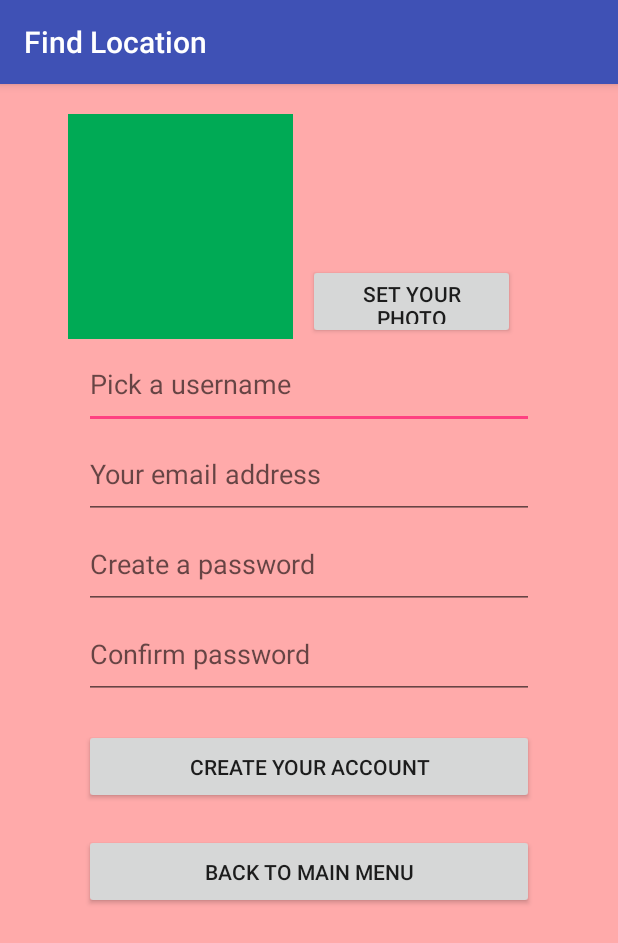
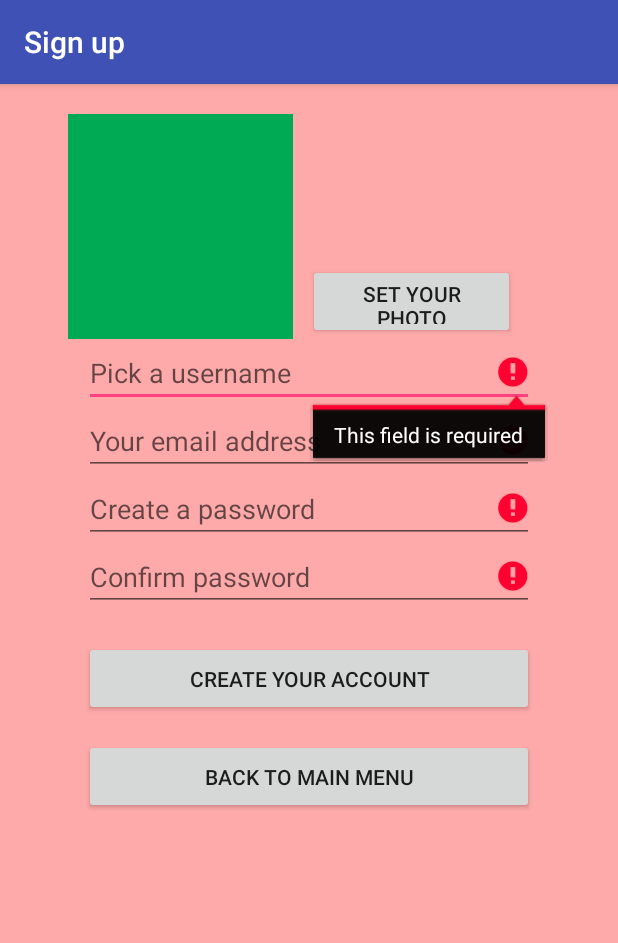
Before and after one commit to mzolnouri/LetsMeet, an Android app: the SignUp screen opened directly, with no data from a screen before it, after a tap on "CREATE YOUR ACCOUNT", on a phone screen of 412 x 824 dp. Shown: the top 943 px of the screen. Run offline under Robolectric (Android 15) with nearby library versions, the phone set to English and light mode, and no system bars.

Commit message:
Comptleter l'interface sign up

```diff
--- a/app/src/main/java/zemmahi/youssef/letsmeet/Group.java
+++ b/app/src/main/java/zemmahi/youssef/letsmeet/Groupe.java
@@ -3,17 +3,17 @@ package zemmahi.youssef.letsmeet;
 /**
  * Created by youssef on 24/02/2016.
  */
-public class Group {
+public class Groupe {
     private Integer id_=0;
     private String name_=null;
 
-    public Group()
+    public Groupe()
     {
         name_="sans";
     }
 
 
-    public Group(String nom)
+    public Groupe(String nom)
     {
         name_=nom;
         id_= nom.hashCode();
--- a/app/src/main/java/zemmahi/youssef/letsmeet/SignUp.java
+++ b/app/src/main/java/zemmahi/youssef/letsmeet/SignUp.java
@@ -1,42 +1,82 @@
 package zemmahi.youssef.letsmeet;
 
+import android.app.ProgressDialog;
 import android.content.Intent;
+import android.os.AsyncTask;
 import android.os.Bundle;
 import android.support.v7.app.AppCompatActivity;
+import android.text.TextUtils;
 import android.view.View;
 import android.widget.Button;
+import android.widget.EditText;
 import android.widget.Toast;
+
+import org.json.JSONException;
+import org.json.JSONObject;
+
+import java.util.ArrayList;
+import java.util.HashMap;
+import java.util.concurrent.ExecutionException;
 
 /**
  * Created by mahdi on 16-02-29.
  */
 public class SignUp extends AppCompatActivity {
+
+
+    // UI references.
+    private EditText mEdTxtUserName;
+    private EditText mEdTxtEmail;
+    private EditText mEdTxtPassword;
+    private EditText mEdTxtComfirmPassword;
+
+    private View mProgressView;
+    private View mLoginFormView;
+
     private Button btnCreateAccount = null;
     private Button btnBackMainMenu = null;
+
     double fCurrentLatitude = 0.0;
     double fCurrentLongitude = 0.0;
+    // Declare the fields
+    private ArrayList<HashMap<String, String>> clientData;
+    private static final String TAG_EMAIL = "email";
+    private static final String TAG_PASSWORD = "password";
+    private String repServer;
+    private JSONObject obj;
+    private static String url = "http://192.168.0.102/KWphp/Srvc_insert_new_user.php";
+    private String fUserName, fUserNameRep, fEmail, fEmailRep, fPassword, fPasswordRep, fConfirmPass, fConfirmPassRep;
+    private int checkJson = 0;
+    private boolean fUserInsertSuccessful = false;
+    private boolean fPassCaseEmpty = false, fEmailCaseEmpty = false, fEmailInvalide = false, fEmailNotFound = false;
+    private boolean fConfirmPassCaseEmpty = false, fUserNameCaseEmpty = false, fPassNotConfirm = false, fPassInvalide = false;
+
 
     @Override
     protected void onCreate(Bundle savedInstanceState) {
         super.onCreate(savedInstanceState);
         setContentView(R.layout.activity_sign_up);
 
-        btnCreateAccount = (Button) findViewById(R.id.btnCreateAccount);
-        btnBackMainMenu = (Button) findViewById(R.id.btnBackToMainMenu);
-
+        btnCreateAccount = (Button) findViewById(R.id.btnCreateAccountSU);
+        btnBackMainMenu = (Button) findViewById(R.id.btnBackToMainMenuSU);
+        mEdTxtUserName = (EditText) findViewById(R.id.edtTxtUserNameSU);
+        mEdTxtEmail = (EditText) findViewById(R.id.edtTxtEmailSU);
+        mEdTxtPassword = (EditText) findViewById(R.id.edtTxtPasswordSU);
+        mEdTxtComfirmPassword = (EditText) findViewById(R.id.edtTxtConfirmPasswordSU);
 
         btnCreateAccount.setOnClickListener(new View.OnClickListener() {
             @Override
             public void onClick(View v) {
-                if (fCurrentLatitude == 0.0 || fCurrentLongitude == 0.0) {
-                    Intent intent = new Intent(getApplicationContext(), FindLocation.class);
-                    startActivity(intent);
-                }
-
-                Toast.makeText(SignUp.this, "Longitude : " + fCurrentLongitude + "Latitude : " + fCurrentLatitude, Toast.LENGTH_LONG).show();
-                Intent intent = new Intent(getApplicationContext(), UserList.class);
-                startActivity(intent);
-                finish();
+//                if (fCurrentLatitude == 0.0 || fCurrentLongitude == 0.0) {
+////                    Intent intent = new Intent(getApplicationContext(), FindLocation.class);
+////                    startActivity(intent);
+//                }
+//
+//                Toast.makeText(SignUp.this, "Longitude : " + fCurrentLongitude + "Latitude : " + fCurrentLatitude, Toast.LENGTH_LONG).show();
+//                Intent intent = new Intent(getApplicationContext(), UserList.class);
+//                startActivity(intent);
+//                finish();
+                attemptLogin();
 
             }
         });
@@ -50,4 +90,170 @@ public class SignUp extends AppCompatActivity {
             }
         });
     }
+
+    private void attemptLogin() {
+        View focusView = null;
+        boolean cancel = false;
+        fEmailCaseEmpty = fPassCaseEmpty = fEmailInvalide = fEmailNotFound= fPassInvalide =  fConfirmPassCaseEmpty = fPassNotConfirm = fUserNameCaseEmpty = false ;
+
+        // Reset errors.
+        mEdTxtUserName.setError(null);
+        mEdTxtEmail.setError(null);
+        mEdTxtPassword.setError(null);
+        mEdTxtComfirmPassword.setError(null);
+
+        // Store values at the time of the login attempt.
+        fUserName = mEdTxtUserName.getText().toString();
+        fEmail = mEdTxtEmail.getText().toString();
+        fPassword = mEdTxtPassword.getText().toString();
+        fConfirmPass = mEdTxtComfirmPassword.getText().toString();
+
+        // Check for a not null password, if the user entered one.
+        if (TextUtils.isEmpty(fPassword)) {
+            mEdTxtPassword.setError(getString(R.string.error_field_required));
+            focusView = mEdTxtPassword;
+            cancel = true;
+            fPassCaseEmpty = true;
+        }
+        // Check for a valid password.
+        if (!isPasswordValid(fPassword)) {
+            mEdTxtPassword.setError(getString(R.string.error_invalid_password));
+            focusView = mEdTxtPassword;
+            cancel = true;
+            fPassInvalide = true;
+        }
+        // Check for a not null confirm password, if the user entered one.
+        if (TextUtils.isEmpty(fConfirmPass)) {
+            mEdTxtComfirmPassword.setError(getString(R.string.error_field_required));
+            focusView = mEdTxtComfirmPassword;
+            cancel = true;
+            fConfirmPassCaseEmpty = true;
+        }
+        // Check for a valid confirm password .
+        if (!isPasswordConfirmed(fPassword,fConfirmPass)) {
+            mEdTxtComfirmPassword.setError(getString(R.string.error_password_not_matches));
+            focusView = mEdTxtComfirmPassword;
+            cancel = true;
+            fPassNotConfirm = true;
+        }
+        // Check for a not null email address.
+        if (TextUtils.isEmpty(fEmail) && !isEmailValid(fEmail)) {
+            mEdTxtEmail.setError(getString(R.string.error_field_required));
+            focusView = mEdTxtEmail;
+            cancel = true;
+            fEmailCaseEmpty = true;
+        }
+        // Check for a valid email address.
+        if (!isEmailValid(fEmail)) {
+            mEdTxtEmail.setError(getString(R.string.error_invalid_email));
+            focusView = mEdTxtEmail;
+            cancel = true;
+            fEmailInvalide = true;
+        }
+        // Check for a not null username.
+        if (TextUtils.isEmpty(fUserName)) {
+            mEdTxtUserName.setError(getString(R.string.error_field_required));
+            focusView = mEdTxtUserName;
+            cancel = true;
+            fUserNameCaseEmpty = true;
+        }
+        if (!fPassCaseEmpty && !fPassInvalide && !fConfirmPassCaseEmpty && !fPassNotConfirm
+                && !fEmailCaseEmpty && !fEmailInvalide && !fUserNameCaseEmpty) {
+            // Creating service handler class instance
+            obj = new JSONObject();
+            try {
+                obj.put("username", fUserName);
+                obj.put("email", fEmail);
+                obj.put("password", fPassword);
+            } catch (JSONException e) {
+                e.printStackTrace();
+            }
+            // Calling async task to get json
+            try {
+                new ConnectionCode().execute().get();
+            } catch (InterruptedException e) {
+                e.printStackTrace();
+            } catch (ExecutionException e) {
+                e.printStackTrace();
+            }
+
+            if (fUserInsertSuccessful) {
+                Toast.makeText(getApplicationContext(),
+                        "Sign up successful!",
+                        Toast.LENGTH_LONG).show();
+                Intent i = new Intent(getBaseContext(), ChooseGroup.class);
+                Bundle emailBundle = new Bundle();
+                emailBundle.putString("mEmail", fEmail); // email
+                i.putExtras(emailBundle);
+                startActivity(i);
+                finish();
+            }
+            if (cancel) {
+                // There was an error; don't attempt login and focus the first
+                // form field with an error.
+                focusView.requestFocus();
+            } else if(!fUserInsertSuccessful){
+                Toast.makeText(getApplicationContext(),
+                        "Registration failed! try again, please!",
+                        Toast.LENGTH_LONG).show();
+                focusView.requestFocus();
+            }
+        }
+
+    }
+
+    private boolean isPasswordConfirmed(String password, String confirmPass) {
+        return password.matches(confirmPass);
+    }
+
+    private boolean isEmailValid(String email) {
+        //TODO: Replace this with your own logic
+        return email.contains("@");
+    }
+
+    private boolean isPasswordValid(String password) {
+        //TODO: Replace this with your own logic
+        return password.length() > 4;
+    }
+    /****************************************************************/
+    private class ConnectionCode extends AsyncTask<Void, Void, Void> {
+
+        // Hashmap for ListView
+        ProgressDialog pDialog;
+
+        @Override
+        protected void onPreExecute() {
+            super.onPreExecute();
+            // Showing progress dialog
+            pDialog = new ProgressDialog(SignUp.this);
+            pDialog.setMessage("Processing ...");
+            pDialog.setCancelable(false);
+            pDialog.show();
+        }
+
+        @Override
+        protected Void doInBackground(Void... arg0) {
+            // Creating service handler class instance
+            WebRequest webreqGet = new WebRequest();
+
+            // Making a request to url and getting response
+            url = "http://192.168.0.102/KWphp/Srvc_insert_new_user.php";
+            url+="?username="+fUserName+"&email="+fEmail+"&password="+fPassword;
+            repServer = webreqGet.makeWebServiceCall(url, WebRequest.GET, obj.toString());
+
+            //http://192.168.0.102/KWphp/Srvc_insert_new_user.php?first_name=reza&last_name=zolnouri&email=reza@polymtl.ca&password=reza1
+            //http://192.168.0.102/KWphp/Srvc_insert_user.php?first_name=m&last_name=z&email=mz@yahoo.com &password=12345
+
+            if(repServer.matches("insert success"))
+            {
+                fUserInsertSuccessful = true;
+            }else
+                fUserInsertSuccessful = false;
+
+            //Log.d("Response: ", "> " + repServer);
+
+            return null;
+        }
+    }
+
 }
--- a/app/src/main/java/zemmahi/youssef/letsmeet/UserAdapter.java
+++ b/app/src/main/java/zemmahi/youssef/letsmeet/UserAdapter.java
@@ -5,7 +5,6 @@ import android.content.Context;
 import android.graphics.Bitmap;
 import android.graphics.BitmapFactory;
 import android.os.Build;
-import android.support.v7.widget.RecyclerView;
 import android.util.Log;
 import android.view.LayoutInflater;
 import android.view.View;
@@ -15,7 +14,6 @@ import android.widget.CheckBox;
 import android.widget.ImageView;
 import android.widget.TextView;
 
-import java.math.RoundingMode;
 import java.util.ArrayList;
 import java.util.List;
 import java.util.Locale;
@@ -24,16 +22,16 @@ import java.util.Locale;
  * Created by mahdi on 16-03-01.
  */
 public class UserAdapter extends BaseAdapter {
-    public List<User> fData;
-    private ArrayList<User> fArrayList;
+    public List<Utilisateur> fData;
+    private ArrayList<Utilisateur> fArrayList;
     Context fC;
     ViewHolder fV;
     RoundImage fRoundImage;
 
-    public UserAdapter(List<User> users, Context context) {
-        fData = users;
+    public UserAdapter(List<Utilisateur> utilisateurs, Context context) {
+        fData = utilisateurs;
         fC = context;
-        this.fArrayList = new ArrayList<User>();
+        this.fArrayList = new ArrayList<Utilisateur>();
         this.fArrayList.addAll(fData);
     }
     @Override
@@ -69,7 +67,7 @@ public class UserAdapter extends BaseAdapter {
         fV.email = (TextView) view.findViewById(R.id.txtVwContactEmail);
         fV.imageView = (ImageView) view.findViewById(R.id.imgVwContactPic);
 
-        final User data = (User) fData.get(position);
+        final Utilisateur data = (Utilisateur) fData.get(position);
         fV.title.setText(data.getName());
         fV.check.setChecked(data.getCheckedBox());
         fV.email.setText(data.getCourriel());
@@ -117,7 +115,7 @@ public class UserAdapter extends BaseAdapter {
         if (charText.length() == 0) {
             fData.addAll(fArrayList);
         } else {
-            for (User wp : fArrayList) {
+            for (Utilisateur wp : fArrayList) {
                 if (wp.getName().toLowerCase(Locale.getDefault())
                         .contains(charText)) {
                     fData.add(wp);
--- a/app/src/main/java/zemmahi/youssef/letsmeet/UserList.java
+++ b/app/src/main/java/zemmahi/youssef/letsmeet/UserList.java
@@ -38,8 +38,8 @@ public class UserList extends FragmentActivity implements OnMapReadyCallback, Go
     private LocationRequest fLocationRequest;
     public static final String TAG = UserList.class.getSimpleName();
     private GoogleMap fMap;
-    ArrayList<User> fUsers;
-    List<User> fUsersTemp;
+    ArrayList<Utilisateur> fUtilisateurs;
+    List<Utilisateur> fUsersTemp;
     /* Contact fList */
     ListView fListView;
     /* Cursor to load contacts list */
@@ -77,49 +77,49 @@ public class UserList extends FragmentActivity implements OnMapReadyCallback, Go
         Position user4Position = new Position();
         Position user5Position = new Position();
         Position user6Position = new Position();
-        User user1 = new User("Mahdi Zolnouri", 11, "mahdi@polymtl.ca", false);
+        Utilisateur utilisateur1 = new Utilisateur("Mahdi Zolnouri", 11, "mahdi@polymtl.ca", false);
         user1Position.setLatitude(61);
         user1Position.setLongitude(120);
-        user1.setPosition(user1Position);
-        User user2 = new User("Najib Arbaoui", 22, "najib@polymtl.ca", false);
+        utilisateur1.setPosition(user1Position);
+        Utilisateur utilisateur2 = new Utilisateur("Najib Arbaoui", 22, "najib@polymtl.ca", false);
         user2Position.setLatitude(-31);
         user2Position.setLongitude(31);
-        user2.setPosition(user2Position);
-        User user3 = new User("Youssef Zemmahi", 33, "youssef@polymtl.ca", false);
+        utilisateur2.setPosition(user2Position);
+        Utilisateur utilisateur3 = new Utilisateur("Youssef Zemmahi", 33, "youssef@polymtl.ca", false);
         user3Position.setLatitude(41);
         user3Position.setLongitude(41);
-        user3.setPosition(user3Position);
-        User user4 = new User("Samuel Gagnon", 11, "samuel@polymtl.ca", false);
+        utilisateur3.setPosition(user3Position);
+        Utilisateur utilisateur4 = new Utilisateur("Samuel Gagnon", 11, "samuel@polymtl.ca", false);
         user4Position.setLatitude(-41);
         user4Position.setLongitude(41);
-        user4.setPosition(user4Position);
-        User user5 = new User("Julien Daoust", 22, "julien@polymtl.ca", false);
+        utilisateur4.setPosition(user4Position);
+        Utilisateur utilisateur5 = new Utilisateur("Julien Daoust", 22, "julien@polymtl.ca", false);
         user5Position.setLatitude(51);
         user5Position.setLongitude(51);
-        user5.setPosition(user5Position);
-        User user6 = new User("Wassim Nasrallah", 33, "wassim@polymtl.ca", false);
+        utilisateur5.setPosition(user5Position);
+        Utilisateur utilisateur6 = new Utilisateur("Wassim Nasrallah", 33, "wassim@polymtl.ca", false);
         user6Position.setLatitude(61);
         user6Position.setLongitude(61);
-        user6.setPosition(user6Position);
-        fUsers = new ArrayList<User>();
-        fUsers.add(user1);
-        fUsers.add(user2);
-        fUsers.add(user3);
-        fUsers.add(user4);
-        fUsers.add(user5);
-        fUsers.add(user6);
+        utilisateur6.setPosition(user6Position);
+        fUtilisateurs = new ArrayList<Utilisateur>();
+        fUtilisateurs.add(utilisateur1);
+        fUtilisateurs.add(utilisateur2);
+        fUtilisateurs.add(utilisateur3);
+        fUtilisateurs.add(utilisateur4);
+        fUtilisateurs.add(utilisateur5);
+        fUtilisateurs.add(utilisateur6);
 
 
         fResolver = this.getContentResolver();
         fListView = (ListView) findViewById(R.id.lstVwcontacts_list);
 
-        if (fUsers != null) {
-            Log.e("count", "" + fUsers.size());
-            if (fUsers.size() == 0) {
+        if (fUtilisateurs != null) {
+            Log.e("count", "" + fUtilisateurs.size());
+            if (fUtilisateurs.size() == 0) {
                 Toast.makeText(UserList.this, "No contacts in your contact list.", Toast.LENGTH_LONG).show();
             }
 
-            fUserAdapter = new UserAdapter(fUsers, UserList.this);
+            fUserAdapter = new UserAdapter(fUtilisateurs, UserList.this);
             fListView.setAdapter(fUserAdapter);
 
             // Select item on listclick
@@ -129,12 +129,12 @@ public class UserList extends FragmentActivity implements OnMapReadyCallback, Go
 
                     Log.e("search", "here---------------- listener");
 
-                    User userData = fUsers.get(i);
-                    Toast.makeText(UserList.this, "You've selected: " + userData.getName(), Toast.LENGTH_LONG).show();
-                    double currentLatitude = userData.getPosition().getLatitude();
-                    double currentLongitude = userData.getPosition().getLongitude();
+                    Utilisateur utilisateurData = fUtilisateurs.get(i);
+                    Toast.makeText(UserList.this, "You've selected: " + utilisateurData.getName(), Toast.LENGTH_LONG).show();
+                    double currentLatitude = utilisateurData.getPosition().getLatitude();
+                    double currentLongitude = utilisateurData.getPosition().getLongitude();
                     LatLng latLng = new LatLng(currentLatitude, currentLongitude);
-                    MarkerOptions options = new MarkerOptions().position(latLng).title("Location of " + userData.getName());
+                    MarkerOptions options = new MarkerOptions().position(latLng).title("Location of " + utilisateurData.getName());
                     fMap.clear();
                     fMap.addMarker(options);
                     fMap.moveCamera(CameraUpdateFactory.newLatLng(latLng));
--- a/app/src/main/java/zemmahi/youssef/letsmeet/User.java
+++ b/app/src/main/java/zemmahi/youssef/letsmeet/Utilisateur.java
@@ -5,7 +5,7 @@ import android.graphics.Bitmap;
 /**
  * Created by youssef on 24/02/2016.
  */
-public class User {
+public class Utilisateur {
     private String fName;
     private Integer id_=0;
     private String courriel_=null;
@@ -16,7 +16,7 @@ public class User {
     Boolean fCheckedBox = false;
 
 
-    public User()
+    public Utilisateur()
    {
        for (int i=0;i<3;i++)
        {
@@ -24,7 +24,7 @@ public class User {
        }
    }
 
-    public User(String name, int id, String courriel, boolean isPlanner)
+    public Utilisateur(String name, int id, String courriel, boolean isPlanner)
     {
         fName = name;
         id_=id;
--- a/app/src/main/res/layout/activity_sign_up.xml
+++ b/app/src/main/res/layout/activity_sign_up.xml
@@ -7,7 +7,7 @@
     android:background="#faa">
 
     <ImageView
-        android:id="@+id/imgVwProfileImg"
+        android:id="@+id/imgVwProfileImgSU"
         android:layout_width="150dp"
         android:layout_height="150dp"
         android:layout_marginTop="20dp"
@@ -16,9 +16,9 @@
         android:background="#0a5"
         />
     <Button
-        android:id="@+id/btnSetImg"
-        android:layout_toRightOf="@+id/imgVwProfileImg"
-        android:layout_alignBottom="@id/imgVwProfileImg"
+        android:id="@+id/btnSetImgSU"
+        android:layout_toRightOf="@+id/imgVwProfileImgSU"
+        android:layout_alignBottom="@id/imgVwProfileImgSU"
         android:layout_width="138dp"
         android:layout_height="50dp"
         android:layout_centerHorizontal="true"
@@ -28,43 +28,43 @@
         />
 
     <EditText
-        android:id="@+id/edtTxtUserName"
-        android:layout_below="@+id/imgVwProfileImg"
+        android:id="@+id/edtTxtUserNameSU"
+        android:layout_below="@+id/imgVwProfileImgSU"
         android:layout_width="300dp"
-        android:layout_height="60dp"
+        android:layout_height="45dp"
         android:layout_centerHorizontal="true"
         android:hint="Pick a username"
         />
     <EditText
-        android:id="@+id/edtTxtEmail"
-        android:layout_below="@+id/edtTxtUserName"
+        android:id="@+id/edtTxtEmailSU"
+        android:layout_below="@+id/edtTxtUserNameSU"
         android:layout_width="300dp"
-        android:layout_height="60dp"
+        android:layout_height="45dp"
         android:layout_centerHorizontal="true"
         android:hint="Your email address"
         android:inputType="textEmailAddress"
         />
     <EditText
-        android:id="@+id/edtTxtPassword"
-        android:layout_below="@+id/edtTxtEmail"
+        android:id="@+id/edtTxtPasswordSU"
+        android:layout_below="@+id/edtTxtEmailSU"
         android:layout_width="300dp"
-        android:layout_height="60dp"
+        android:layout_height="45dp"
         android:layout_centerHorizontal="true"
         android:hint="Create a password"
         android:inputType="textLongMessage"
         />
     <EditText
-        android:id="@+id/edtTxtConfirmPassword"
-        android:layout_below="@+id/edtTxtPassword"
+        android:id="@+id/edtTxtConfirmPasswordSU"
+        android:layout_below="@+id/edtTxtPasswordSU"
         android:layout_width="300dp"
-        android:layout_height="60dp"
+        android:layout_height="45dp"
         android:layout_centerHorizontal="true"
         android:hint="Confirm password"
         android:inputType="textLongMessage"
         />
     <Button
-        android:id="@+id/btnCreateAccount"
-        android:layout_below="@+id/edtTxtConfirmPassword"
+        android:id="@+id/btnCreateAccountSU"
+        android:layout_below="@+id/edtTxtConfirmPasswordSU"
         android:layout_width="300dp"
         android:layout_height="50dp"
         android:layout_centerHorizontal="true"
@@ -73,12 +73,12 @@
         android:text="Create your account"
         />
     <Button
-        android:id="@+id/btnBackToMainMenu"
-        android:layout_below="@+id/btnCreateAccount"
+        android:id="@+id/btnBackToMainMenuSU"
+        android:layout_below="@+id/btnCreateAccountSU"
         android:layout_width="300dp"
         android:layout_height="50dp"
         android:layout_centerHorizontal="true"
-        android:layout_marginTop="20dp"
+        android:layout_marginTop="15dp"
         android:onClick="goToLevels"
         android:text="Back to main menu"
         />
--- a/app/src/main/res/values/strings.xml
+++ b/app/src/main/res/values/strings.xml
@@ -10,6 +10,7 @@
     <string name="action_menu_item">Action Menu Item</string>
     <string name="error_invalid_email">This email address is invalid</string>
     <string name="error_invalid_password">This password is too short</string>
+    <string name="error_password_not_matches">Password not confirm</string>
     <string name="error_incorrect_password">This password is incorrect</string>
     <string name="error_field_required">This field is required</string>
     <string name="permission_rationale">"Contacts permissions are needed for providing email completions."</string>
--- a/gradle.properties
+++ b/gradle.properties
@@ -1,6 +1,6 @@
 # Project-wide Gradle settings.
 
-# IDE (e.g. Android Studio) users:
+# IDE (e.g. Android Studio) utilisateurs:
 # Gradle settings configured through the IDE *will override*
 # any settings specified in this file.
 
```
Also changed, not shown: app/src/main/java/zemmahi/youssef/letsmeet/MainActivity.java (+10 -10 lines), app/src/main/java/zemmahi/youssef/letsmeet/Adresse.java (indentation only), 1 other file.
